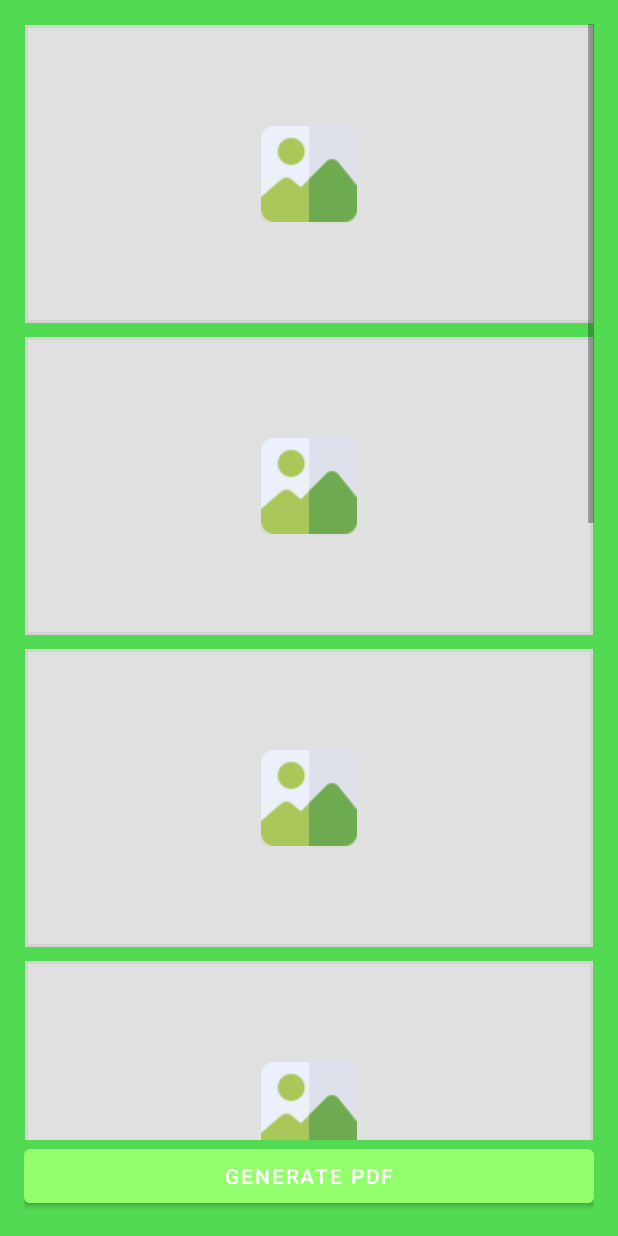
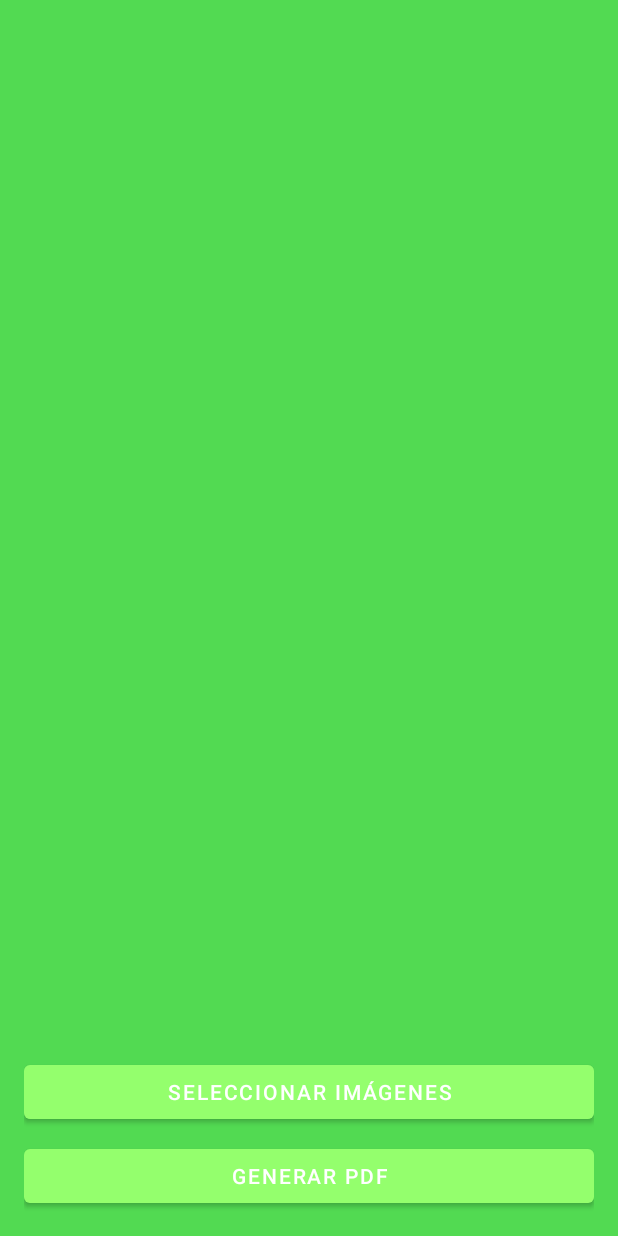
Before and after one commit to joseMercad0/GaferReports, an Android app: the TestPhotosActivity screen opened directly, with no data from a screen before it, on a phone screen of 412 x 824 dp. Run offline under Robolectric (Android 15) with nearby library versions, the phone set to English and light mode, and no system bars; our stand-ins replace Firebase (no records; nobody signed in at launch, a user with empty details on screens opened directly); libraries missing offline, so code that uses them is left out: com.itextpdf.io, com.itextpdf.kernel, com.itextpdf.layout; 1 statement that could not run was skipped.

Commit message:
corr¿¿¿imagenes actualizar mejoras de fotos prontomas

```diff
--- a/app/src/main/AndroidManifest.xml
+++ b/app/src/main/AndroidManifest.xml
@@ -6,6 +6,7 @@
     <uses-permission android:name="android.permission.WRITE_EXTERNAL_STORAGE" />
     <uses-permission android:name="android.permission.READ_EXTERNAL_STORAGE" />
     <uses-permission android:name="android.permission.CAMERA" />
+
 
     <application
         android:allowBackup="true"
--- a/app/src/main/res/layout/activity_test_photos.xml
+++ b/app/src/main/res/layout/activity_test_photos.xml
@@ -10,73 +10,31 @@
         android:layout_height="0dp"
         android:layout_weight="1">
 
-        <LinearLayout
+        <GridLayout
+            android:id="@+id/grid_images"
             android:layout_width="match_parent"
             android:layout_height="wrap_content"
-            android:orientation="vertical">
+            android:columnCount="2"
+            android:rowCount="4"
+            android:orientation="horizontal"
+            android:padding="8dp"
+            android:layout_marginBottom="16dp"
+            >
+            <!-- Los ImageView se agregarán dinámicamente -->
+        </GridLayout>
 
-            <ImageView
-                android:id="@+id/imageView1"
-                android:layout_width="match_parent"
-                android:layout_height="200dp"
-                android:layout_marginBottom="8dp"
-                android:background="@drawable/image_placeholder" />
+    </ScrollView>
 
-            <ImageView
-                android:id="@+id/imageView2"
-                android:layout_width="match_parent"
-                android:layout_height="200dp"
-                android:layout_marginBottom="8dp"
-                android:background="@drawable/image_placeholder" />
-
-            <ImageView
-                android:id="@+id/imageView3"
-                android:layout_width="match_parent"
-                android:layout_height="200dp"
-                android:layout_marginBottom="8dp"
-                android:background="@drawable/image_placeholder" />
-
-            <ImageView
-                android:id="@+id/imageView4"
-                android:layout_width="match_parent"
-                android:layout_height="200dp"
-                android:layout_marginBottom="8dp"
-                android:background="@drawable/image_placeholder" />
-
-            <ImageView
-                android:id="@+id/imageView5"
-                android:layout_width="match_parent"
-                android:layout_height="200dp"
-                android:layout_marginBottom="8dp"
-                android:background="@drawable/image_placeholder" />
-
-            <ImageView
-                android:id="@+id/imageView6"
-                android:layout_width="match_parent"
-                android:layout_height="200dp"
-                android:layout_marginBottom="8dp"
-                android:background="@drawable/image_placeholder" />
-
-            <ImageView
-                android:id="@+id/imageView7"
-                android:layout_width="match_parent"
-                android:layout_height="200dp"
-                android:layout_marginBottom="8dp"
-                android:background="@drawable/image_placeholder" />
-
-            <ImageView
-                android:id="@+id/imageView8"
-                android:layout_width="match_parent"
-                android:layout_height="200dp"
-                android:layout_marginBottom="8dp"
-                android:background="@drawable/image_placeholder" />
-
-        </LinearLayout>
-    </ScrollView>
+    <Button
+        android:id="@+id/btn_select_images"
+        android:layout_width="match_parent"
+        android:layout_height="wrap_content"
+        android:text="Seleccionar imágenes"
+        android:layout_marginBottom="8dp" />
 
     <Button
         android:id="@+id/btn_generate_pdf"
         android:layout_width="match_parent"
         android:layout_height="wrap_content"
-        android:text="Generate PDF" />
+        android:text="Generar PDF" />
 </LinearLayout>
```
Also changed, not shown: app/src/main/java/com/example/gaferreports/TestPhotosActivity.java (+117 -75 lines), 1 other file.
